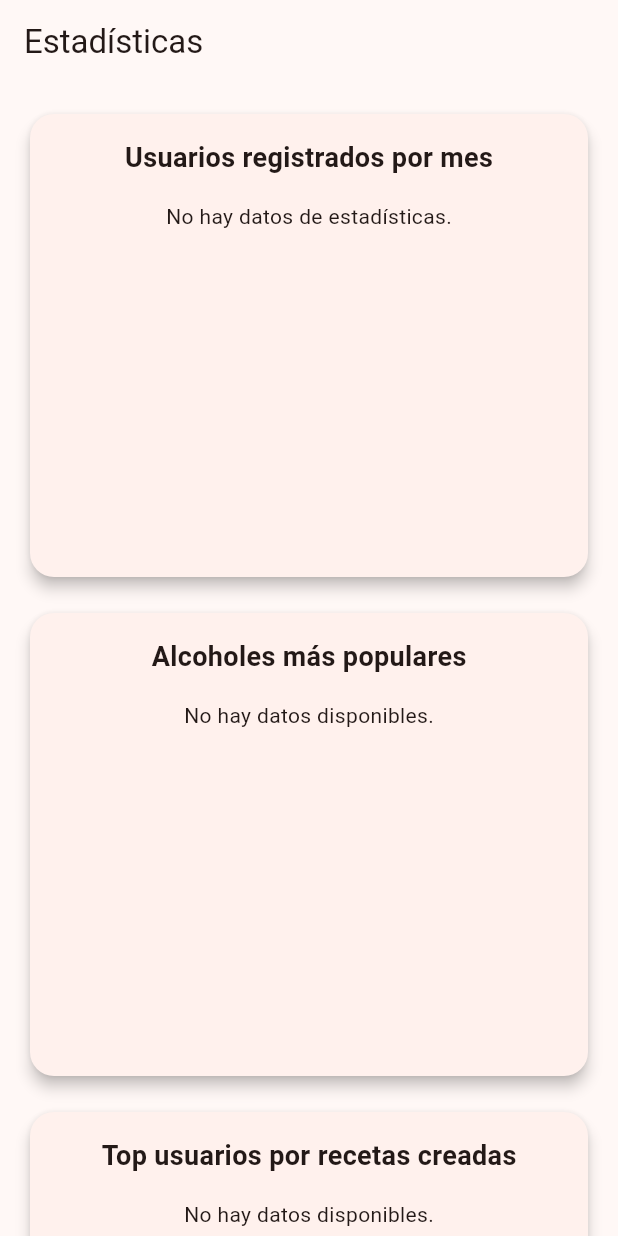
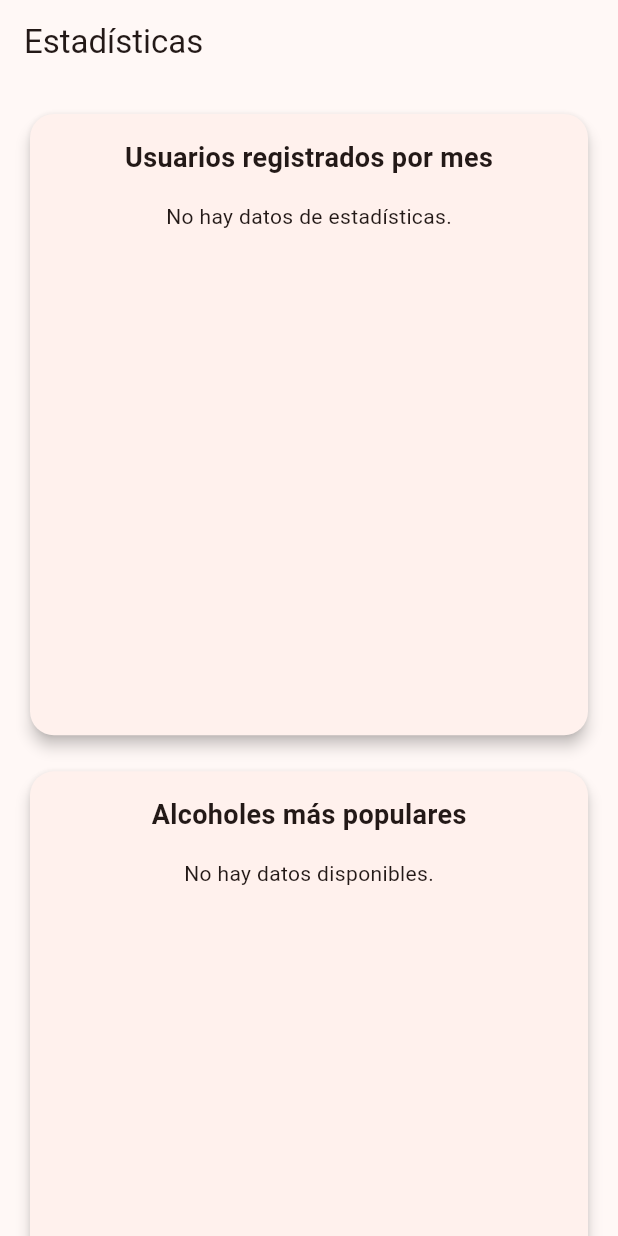
Before and after one commit to AquilezE/cocteles-app, a Flutter app: the UserStatsPage screen opened directly, on a phone screen of 412 x 824 dp. Run offline on Flutter 3.47's test engine with Material 3 defaults, Android fonts, the phone set to English and light mode, and no system bars; our stand-ins replace connectivity_plus, file_picker, firebase_core, firebase_messaging, fl_chart, flutter_dotenv and 7 more; missing offline and left inert: file_selector, grpc, media_kit, media_kit_video, protobuf; accounts and stored records are empty; network calls fail.

Commit message:
Se modifica la pagina que muestra las estadisticas

```diff
--- a/lib/features/stats/screens/UserStatsPage.dart
+++ b/lib/features/stats/screens/UserStatsPage.dart
@@ -2,7 +2,6 @@ import 'package:flutter/material.dart';
 import 'package:fl_chart/fl_chart.dart';
 import 'package:get/get.dart';
 import 'package:cocteles_app/features/stats/controllers/StatsController.dart';
-
 class UserStatsPage extends StatelessWidget {
   UserStatsPage({Key? key}) : super(key: key);
 
@@ -10,7 +9,10 @@ class UserStatsPage extends StatelessWidget {
 
   @override
   Widget build(BuildContext context) {
-    final crossAxisCount = MediaQuery.of(context).size.width > 600 ? 2 : 1;
+    final screenWidth = MediaQuery.of(context).size.width;
+    final isWideScreen = screenWidth > 600;
+    final crossAxisCount = isWideScreen ? 2 : 1;
+    final childAspectRatio = isWideScreen ? 1.4 : 0.9;
 
     return Scaffold(
       appBar: AppBar(title: const Text('Estadísticas')),
@@ -27,7 +29,7 @@ class UserStatsPage extends StatelessWidget {
             mainAxisSpacing: 16,
             shrinkWrap: true,
             physics: const NeverScrollableScrollPhysics(),
-            childAspectRatio: 1.2,
+            childAspectRatio: childAspectRatio,
             children: [
               _buildUserStatsCard(context),
               _buildAlcoholPieCard(context),
@@ -41,8 +43,8 @@ class UserStatsPage extends StatelessWidget {
   }
 
   Widget _buildUserStatsCard(BuildContext context) {
-    final screenHeight = MediaQuery.of(context).size.height;
-    final chartHeight = screenHeight * 0.3;
+    final screenWidth = MediaQuery.of(context).size.width;
+    final chartHeight = screenWidth < 600 ? 200.0 : 300.0;
 
     return Card(
       shape: RoundedRectangleBorder(borderRadius: BorderRadius.circular(16)),
@@ -86,31 +88,24 @@ class UserStatsPage extends StatelessWidget {
                       bottomTitles: AxisTitles(
   sideTitles: SideTitles(
     showTitles: true,
+    reservedSize: 30, // más espacio para texto
     getTitlesWidget: (value, meta) {
       int index = value.toInt();
       if (index >= controller.stats.length) return const SizedBox.shrink();
       final month = controller.stats[index].mes.substring(5);
       final monthNames = {
-                              '01': 'ENE',
-                              '02': 'FEB',
-                              '03': 'MAR',
-                              '04': 'ABR',
-                              '05': 'MAY',
-                              '06': 'JUN',
-                              '07': 'JUL',
-                              '08': 'AGO',
-                              '09': 'SEP',
-                              '10': 'OCT',
-                              '11': 'NOV',
-                              '12': 'DIC',
+        '01': 'ENE', '02': 'FEB', '03': 'MAR', '04': 'ABR',
+        '05': 'MAY', '06': 'JUN', '07': 'JUL', '08': 'AGO',
+        '09': 'SEP', '10': 'OCT', '11': 'NOV', '12': 'DIC',
       };
        return Padding(
-                              padding: const EdgeInsets.only(top: 8.0),
+        padding: const EdgeInsets.only(top: 10.0),
         child: Text(monthNames[month] ?? month),
       );
     },
   ),
 ),
+
                     ),
                   ),
                 ),
@@ -122,9 +117,8 @@ class UserStatsPage extends StatelessWidget {
   }
 
 Widget _buildAlcoholPieCard(BuildContext context) {
-    final screenHeight = MediaQuery.of(context).size.height;
-    final pieHeight = screenHeight * 0.35;
-    final chartHeight = screenHeight * 0.22;
+  final screenWidth = MediaQuery.of(context).size.width;
+  final pieHeight = screenWidth < 600 ? 320.0 : 380.0;
 
   return Card(
     shape: RoundedRectangleBorder(borderRadius: BorderRadius.circular(16)),
@@ -132,24 +126,20 @@ class UserStatsPage extends StatelessWidget {
     child: Padding(
       padding: const EdgeInsets.all(16),
       child: Column(
-          crossAxisAlignment: CrossAxisAlignment.start,
+        crossAxisAlignment: CrossAxisAlignment.center,
         children: [
-            const Center(
-              child: Text(
+          const Text(
             'Alcoholes más populares',
             style: TextStyle(fontSize: 18, fontWeight: FontWeight.bold),
-              ),
           ),
           const SizedBox(height: 16),
           if (controller.alcoholStats.isEmpty)
             const Center(child: Text("No hay datos disponibles."))
           else
-              SizedBox(
-                height: pieHeight,
-                child: Column(
+            Column(
               children: [
                 SizedBox(
-                      height: chartHeight,
+                  height: 220,
                   child: PieChart(
                     PieChartData(
                       sectionsSpace: 2,
@@ -160,13 +150,12 @@ class UserStatsPage extends StatelessWidget {
                 ),
                 const SizedBox(height: 16),
                 Wrap(
-                      spacing: 8,
+                  spacing: 12,
                   runSpacing: 8,
                   alignment: WrapAlignment.center,
                   children: _buildLegend(controller),
                 ),
               ],
-                ),
             ),
         ],
       ),
@@ -174,9 +163,10 @@ class UserStatsPage extends StatelessWidget {
   );
 }
 
+
   Widget _buildTopUsersCard(BuildContext context) {
-    final screenHeight = MediaQuery.of(context).size.height;
-    final boxHeight = screenHeight * 0.35;
+    final screenWidth = MediaQuery.of(context).size.width;
+    final boxHeight = screenWidth < 600 ? 200.0 : 280.0;
 
     return Card(
       shape: RoundedRectangleBorder(borderRadius: BorderRadius.circular(16)),
@@ -241,8 +231,8 @@ class UserStatsPage extends StatelessWidget {
   }
 
   Widget _buildTopLikedRecipesCard(BuildContext context) {
-    final screenHeight = MediaQuery.of(context).size.height;
-    final boxHeight = screenHeight * 0.35;
+    final screenWidth = MediaQuery.of(context).size.width;
+    final boxHeight = screenWidth < 600 ? 200.0 : 280.0;
 
     return Card(
       shape: RoundedRectangleBorder(borderRadius: BorderRadius.circular(16)),
@@ -259,7 +249,6 @@ class UserStatsPage extends StatelessWidget {
               ),
             ),
             const SizedBox(height: 16),
-            const SizedBox(height: 8),
             if (controller.topLikedRecipes.isEmpty)
               const Center(child: Text("No hay recetas con likes aún."))
             else
@@ -285,9 +274,7 @@ class UserStatsPage extends StatelessWidget {
                               children: [
                                 Text(
                                   recipe.name,
-                                  style: const TextStyle(
-                                    fontWeight: FontWeight.bold,
-                                  ),
+                                  style: const TextStyle(fontWeight: FontWeight.bold),
                                 ),
                                 Text(
                                   'por ${recipe.authorUsername}',
@@ -346,12 +333,14 @@ class UserStatsPage extends StatelessWidget {
   value: data.total.toDouble(),
   title: "$percentage%",
   radius: 70,
+  titlePositionPercentageOffset: 0.55,
   titleStyle: const TextStyle(
     fontSize: 14,
     fontWeight: FontWeight.bold,
     color: Colors.white,
   ),
 );
+
     }).toList();
   }
 
@@ -369,7 +358,9 @@ class UserStatsPage extends StatelessWidget {
   return controller.alcoholStats.asMap().entries.map((entry) {
     final index = entry.key;
     final alcohol = entry.value;
-      return Row(
+    return Container(
+      padding: const EdgeInsets.symmetric(horizontal: 8, vertical: 4),
+      child: Row(
         mainAxisSize: MainAxisSize.min,
         children: [
           Container(
@@ -381,8 +372,12 @@ class UserStatsPage extends StatelessWidget {
             ),
           ),
           const SizedBox(width: 6),
-          Text(alcohol.alcoholType),
+          Text(
+            alcohol.alcoholType,
+            style: const TextStyle(fontSize: 12),
+          ),
         ],
+      ),
     );
   }).toList();
 }
```
Also changed, not shown: 2 other files. Lines whose indentation alone changed are shown as unchanged.
